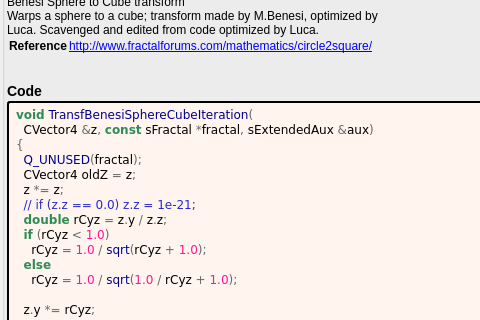
Old version of the form mandelbulber2/formula/ui/transf_benesi_sphere_cube.ui in the repository buddhi1980/mandelbulber2; both pictures show x 0 to 480 and y 106 to 426 of the 871 by 706 pixel window.
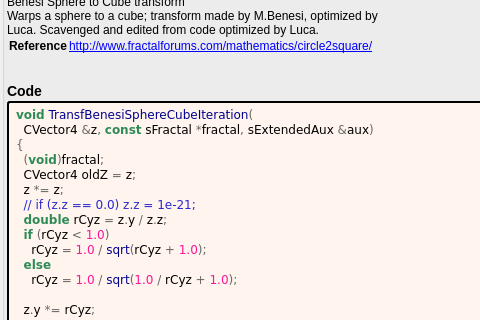
New version of the form. Custom widgets are drawn as their Qt base class.

Diff of the .ui file:
```diff
--- a/mandelbulber2/formula/ui/transf_benesi_sphere_cube.ui
+++ b/mandelbulber2/formula/ui/transf_benesi_sphere_cube.ui
@@ -190,7 +190,7 @@
 &lt;pre style=&quot;color:#000000; background-color:#fff5ee;  font-family:&#039;Courier New&#039;,monospace;white-space: pre-wrap;&quot;&gt;&lt;span style=&quot;color:#2e8b57; font-weight:bold&quot;&gt;void&lt;/span&gt; &lt;span style=&quot;color:#00008f&quot;&gt;TransfBenesiSphereCubeIteration&lt;/span&gt;&lt;span style=&quot;color:#676767&quot;&gt;(&lt;/span&gt;
   CVector4 &lt;span style=&quot;color:#676767&quot;&gt;&amp;amp;&lt;/span&gt;z&lt;span style=&quot;color:#676767&quot;&gt;,&lt;/span&gt; &lt;span style=&quot;color:#2e8b57; font-weight:bold&quot;&gt;const&lt;/span&gt; sFractal &lt;span style=&quot;color:#676767&quot;&gt;*&lt;/span&gt;fractal&lt;span style=&quot;color:#676767&quot;&gt;,&lt;/span&gt; sExtendedAux &lt;span style=&quot;color:#676767&quot;&gt;&amp;amp;&lt;/span&gt;aux&lt;span style=&quot;color:#676767&quot;&gt;)&lt;/span&gt;
 &lt;span style=&quot;color:#676767&quot;&gt;{&lt;/span&gt;
-  &lt;span style=&quot;color:#00008f&quot;&gt;Q_UNUSED&lt;/span&gt;&lt;span style=&quot;color:#676767&quot;&gt;(&lt;/span&gt;fractal&lt;span style=&quot;color:#676767&quot;&gt;);&lt;/span&gt;
+  &lt;span style=&quot;color:#676767&quot;&gt;(&lt;/span&gt;&lt;span style=&quot;color:#2e8b57; font-weight:bold&quot;&gt;void&lt;/span&gt;&lt;span style=&quot;color:#676767&quot;&gt;)&lt;/span&gt;fractal&lt;span style=&quot;color:#676767&quot;&gt;;&lt;/span&gt;
   CVector4 oldZ &lt;span style=&quot;color:#676767&quot;&gt;=&lt;/span&gt; z&lt;span style=&quot;color:#676767&quot;&gt;;&lt;/span&gt;
   z &lt;span style=&quot;color:#676767&quot;&gt;*=&lt;/span&gt; z&lt;span style=&quot;color:#676767&quot;&gt;;&lt;/span&gt;
   &lt;span style=&quot;color:#2929cc&quot;&gt;// if (z.z == 0.0) z.z = 1e-21;&lt;/span&gt;
```
